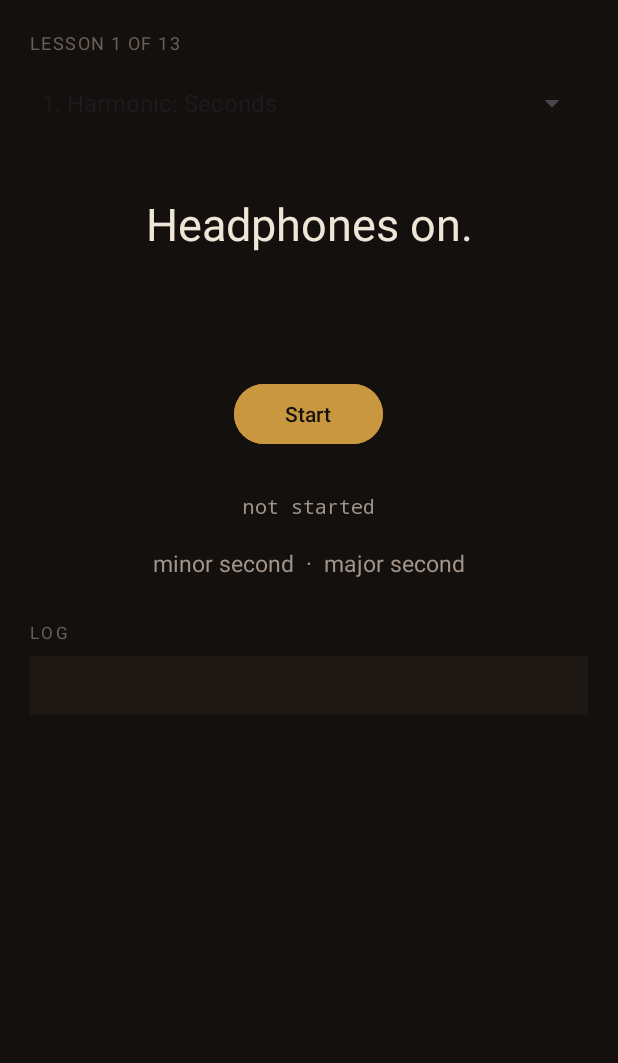
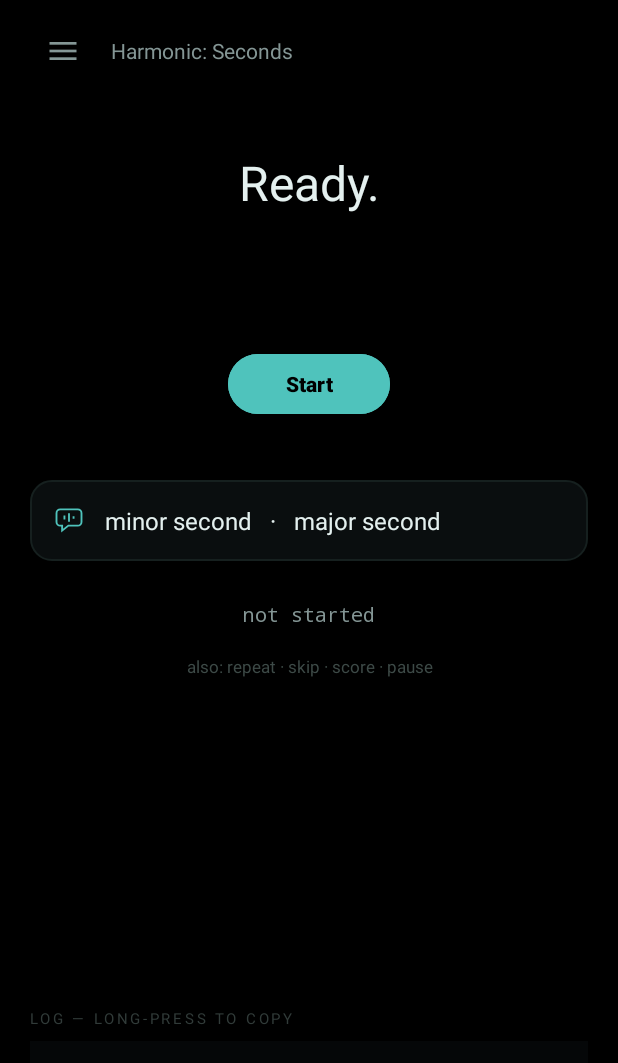
Before and after one commit to naikamit/KiteCast, an Android app: the screen it shows after launch (MainActivity), after a tap on "Start", on a phone screen of 412 x 824 dp. Shown: the top 1063 px of the screen. Run offline under Robolectric (Android 15) with nearby library versions, the phone set to English and light mode, and no system bars; 1 statement that could not run was skipped; 2 other taps on this screen came first.

Commit message:
Rework the Android interface around what you can say
Exercise selection moves into a left drawer, and nothing starts until one is
picked. There is no sensible default lesson, and quietly beginning on the first
one made the choice invisible — the app now opens with the drawer out and the
Start button dimmed.

The vocabulary for the current exercise becomes the primary affordance: a
panel, marked with a speech icon, showing exactly what you can say. In a voice
app that is the interface, so it is no longer a faint line of grey text below
the score. The control words are demoted to the quiet line they should have
been — available, not advertised.

The log keeps its place but gains 220dp of deliberate dead space above it, so
someone handed the phone to try this sees the app rather than a debug panel
above the fold.

Palette moves to true black with a calm aqua. On an OLED panel an unlit pixel
costs no power and reads as depth rather than as a dark grey card, which suits
something used in the dark with headphones on.

Fixes a cold-start bug in the process: the service is not bound until after the
first tap, so that tap would have done nothing and the drill would only have
begun on the second.

Co-Authored-By: Claude Opus 5 <noreply@anthropic.com>
Claude-Session: https://claude.ai/code/session_01WRp53tVU37CCWyn41udu6E

```diff
--- a/android/app/build.gradle.kts
+++ b/android/app/build.gradle.kts
@@ -42,6 +42,7 @@ android {
 dependencies {
     implementation("androidx.core:core-ktx:1.13.1")
     implementation("androidx.appcompat:appcompat:1.7.0")
+    implementation("androidx.drawerlayout:drawerlayout:1.2.0")
     implementation("com.google.android.material:material:1.12.0")
     implementation("androidx.media:media:1.7.0")
     implementation("org.jetbrains.kotlinx:kotlinx-coroutines-android:1.8.1")
--- a/android/app/src/main/java/com/millsandgoon/ear/MainActivity.kt
+++ b/android/app/src/main/java/com/millsandgoon/ear/MainActivity.kt
@@ -10,11 +10,13 @@ import android.os.Build
 import android.os.Bundle
 import android.os.IBinder
 import android.view.View
-import android.widget.AdapterView
+import android.view.ViewGroup
 import android.widget.ArrayAdapter
+import android.widget.TextView
 import androidx.activity.result.contract.ActivityResultContracts
 import androidx.appcompat.app.AppCompatActivity
 import androidx.core.content.ContextCompat
+import androidx.core.view.GravityCompat
 import com.millsandgoon.ear.databinding.ActivityMainBinding
 
 class MainActivity : AppCompatActivity(), EarService.Observer {
@@ -22,14 +24,24 @@ class MainActivity : AppCompatActivity(), EarService.Observer {
     private lateinit var ui: ActivityMainBinding
     private var service: EarService? = null
     private var bound = false
-    private var startWhenReady = false
+
+    /** Nothing starts until an exercise is picked — there is no sensible default. */
+    private var chosen = false
+    private var chosenIndex = -1
+    private var startWhenBound = false
 
     private val connection = object : ServiceConnection {
         override fun onServiceConnected(name: ComponentName?, b: IBinder?) {
             service = (b as EarService.LocalBinder).service
             service?.observer = this@MainActivity
             bound = true
-            if (startWhenReady) { startWhenReady = false; service?.toggle() }
+            // A cold start binds only after the first tap, so the tap that
+            // launched the service is what actually begins the drill.
+            if (startWhenBound) {
+                startWhenBound = false
+                if (chosen) service?.setLesson(LESSONS[chosenIndex])
+                service?.toggle()
+            }
         }
         override fun onServiceDisconnected(name: ComponentName?) {
             service?.observer = null; service = null; bound = false
@@ -48,31 +60,58 @@ class MainActivity : AppCompatActivity(), EarService.Observer {
         ui = ActivityMainBinding.inflate(layoutInflater)
         setContentView(ui.root)
 
-        ui.lessonPicker.adapter = ArrayAdapter(
-            this, android.R.layout.simple_spinner_dropdown_item,
-            LESSONS.map { "${it.n}. ${it.title}" })
-        ui.lessonPicker.onItemSelectedListener = object : AdapterView.OnItemSelectedListener {
-            override fun onItemSelected(p: AdapterView<*>?, v: View?, pos: Int, id: Long) {
-                service?.setLesson(LESSONS[pos])
+        ui.lessonList.adapter = object : ArrayAdapter<String>(
+            this, R.layout.item_lesson, LESSONS.map { "${it.n}.   ${it.title}" }
+        ) {
+            override fun getView(pos: Int, convert: View?, parent: ViewGroup): View {
+                val v = super.getView(pos, convert, parent) as TextView
+                val on = pos == chosenIndex
+                v.setTextColor(ContextCompat.getColor(
+                    this@MainActivity, if (on) R.color.aqua else R.color.ink_dim))
+                return v
             }
-            override fun onNothingSelected(p: AdapterView<*>?) {}
         }
+        ui.lessonList.setOnItemClickListener { _, _, pos, _ -> choose(pos) }
+
+        ui.menu.setOnClickListener { ui.drawer.openDrawer(GravityCompat.START) }
 
         ui.transport.setOnClickListener {
-            if (service == null) { startWhenReady = true; requestThenStart() }
-            else if (!service!!.running) requestThenStart()
-            else service?.toggle()
+            if (!chosen) { openExercises(); return@setOnClickListener }
+            val s = service
+            if (s == null || !s.running) requestThenStart() else s.toggle()
         }
 
         ui.log.setOnLongClickListener {
-            val text = service?.logText().orEmpty()
             val cb = getSystemService(Context.CLIPBOARD_SERVICE) as android.content.ClipboardManager
-            cb.setPrimaryClip(android.content.ClipData.newPlainText("ear log", text))
+            cb.setPrimaryClip(android.content.ClipData.newPlainText("ear log", service?.logText().orEmpty()))
             ui.heard.text = "log copied"
             true
         }
 
-        onLesson(LESSONS[0])
+        openExercises()
+    }
+
+    private fun openExercises() {
+        ui.drawer.openDrawer(GravityCompat.START)
+        ui.status.text = "Pick an exercise to begin."
+        ui.transport.alpha = 0.45f
+    }
+
+    private fun choose(pos: Int) {
+        chosen = true
+        chosenIndex = pos
+        (ui.lessonList.adapter as ArrayAdapter<*>).notifyDataSetChanged()
+        ui.drawer.closeDrawer(GravityCompat.START)
+        ui.transport.alpha = 1f
+        val lesson = LESSONS[pos]
+        showLesson(lesson)
+        ui.status.text = "Ready."
+        service?.setLesson(lesson)
+    }
+
+    private fun showLesson(lesson: Lesson) {
+        ui.lessonTitle.text = lesson.title
+        ui.vocab.text = lesson.set.joinToString("   ·   ") { INTERVALS.getValue(it).display }
     }
 
     private fun requestThenStart() {
@@ -88,8 +127,14 @@ class MainActivity : AppCompatActivity(), EarService.Observer {
     private fun launchService() {
         val intent = Intent(this, EarService::class.java)
         ContextCompat.startForegroundService(this, intent)
-        if (!bound) bindService(intent, connection, Context.BIND_AUTO_CREATE)
-        else service?.toggle()
+        val s = service
+        if (s == null) {
+            startWhenBound = true
+            if (!bound) bindService(intent, connection, Context.BIND_AUTO_CREATE)
+        } else {
+            if (chosen) s.setLesson(LESSONS[chosenIndex])
+            s.toggle()
+        }
     }
 
     override fun onStart() {
@@ -99,8 +144,7 @@ class MainActivity : AppCompatActivity(), EarService.Observer {
 
     override fun onStop() {
         super.onStop()
-        // The service keeps running with the screen off — that is the point —
-        // so only the view connection goes away.
+        // The service keeps running with the screen off — that is the point.
         service?.observer = null
         if (bound) { try { unbindService(connection) } catch (_: Exception) {}; bound = false }
     }
@@ -110,8 +154,8 @@ class MainActivity : AppCompatActivity(), EarService.Observer {
     override fun onStatus(text: String, tone: Int) = runOnUiThread {
         ui.status.text = text
         ui.status.setTextColor(ContextCompat.getColor(this, when (tone) {
-            EarService.TONE_OK -> R.color.patina
-            EarService.TONE_BAD -> R.color.felt
+            EarService.TONE_OK -> R.color.ok
+            EarService.TONE_BAD -> R.color.bad
             else -> R.color.ink
         }))
     }
@@ -122,16 +166,13 @@ class MainActivity : AppCompatActivity(), EarService.Observer {
     override fun onTransport(label: String) = runOnUiThread { ui.transport.text = label }
 
     override fun onLog(line: String) = runOnUiThread {
-        val existing = ui.log.text.toString()
-        val lines = (existing + "\n" + line).trim().lines()
+        val lines = (ui.log.text.toString() + "\n" + line).trim().lines()
         ui.log.text = lines.takeLast(60).joinToString("\n")
     }
 
     override fun onLesson(lesson: Lesson) = runOnUiThread {
-        ui.lessonNum.text = "LESSON ${lesson.n} OF ${LESSONS.size}"
-        ui.vocab.text = lesson.set.joinToString("  ·  ") { INTERVALS.getValue(it).display }
-        if (ui.lessonPicker.selectedItemPosition != lesson.n - 1) {
-            ui.lessonPicker.setSelection(lesson.n - 1)
-        }
+        // Until an exercise is picked the header keeps asking for one, rather
+        // than quietly showing whatever the service happens to default to.
+        if (chosen) showLesson(lesson)
     }
 }
--- /dev/null
+++ b/android/app/src/main/res/drawable/bg_sayable.xml
@@ -0,0 +1,6 @@
+<?xml version="1.0" encoding="utf-8"?>
+<shape xmlns:android="http://schemas.android.com/apk/res/android" android:shape="rectangle">
+    <solid android:color="@color/raise" />
+    <stroke android:width="1dp" android:color="@color/line" />
+    <corners android:radius="14dp" />
+</shape>
--- /dev/null
+++ b/android/app/src/main/res/drawable/ic_menu.xml
@@ -0,0 +1,8 @@
+<vector xmlns:android="http://schemas.android.com/apk/res/android"
+    android:width="24dp" android:height="24dp"
+    android:viewportWidth="24" android:viewportHeight="24"
+    android:tint="@color/ink_dim">
+    <path android:fillColor="#FFFFFF" android:pathData="M3,6h18v1.8h-18z" />
+    <path android:fillColor="#FFFFFF" android:pathData="M3,11.1h18v1.8h-18z" />
+    <path android:fillColor="#FFFFFF" android:pathData="M3,16.2h18v1.8h-18z" />
+</vector>
--- /dev/null
+++ b/android/app/src/main/res/drawable/ic_speak.xml
@@ -0,0 +1,11 @@
+<vector xmlns:android="http://schemas.android.com/apk/res/android"
+    android:width="20dp" android:height="20dp"
+    android:viewportWidth="24" android:viewportHeight="24">
+    <!-- a speech balloon with a waveform inside: say this out loud -->
+    <path
+        android:pathData="M5,3.5 h14 a3,3 0 0 1 3,3 v7 a3,3 0 0 1 -3,3 h-7.5 l-5,4 v-4 h-1.5 a3,3 0 0 1 -3,-3 v-7 a3,3 0 0 1 3,-3 z"
+        android:strokeColor="@color/aqua" android:strokeWidth="1.5" android:fillColor="#00000000" />
+    <path android:fillColor="@color/aqua" android:pathData="M7.6,8.4h1.5v3.2h-1.5z" />
+    <path android:fillColor="@color/aqua" android:pathData="M11.25,6.6h1.5v6.8h-1.5z" />
+    <path android:fillColor="@color/aqua" android:pathData="M14.9,9.0h1.5v2h-1.5z" />
+</vector>
--- a/android/app/src/main/res/layout/activity_main.xml
+++ b/android/app/src/main/res/layout/activity_main.xml
@@ -1,50 +1,70 @@
 <?xml version="1.0" encoding="utf-8"?>
-<ScrollView xmlns:android="http://schemas.android.com/apk/res/android"
+<androidx.drawerlayout.widget.DrawerLayout
+    xmlns:android="http://schemas.android.com/apk/res/android"
+    android:id="@+id/drawer"
     android:layout_width="match_parent"
     android:layout_height="match_parent"
     android:background="@color/ground"
-    android:fillViewport="true"
     android:fitsSystemWindows="true">
+
+    <!-- ===== the app ===== -->
+    <ScrollView
+        android:layout_width="match_parent"
+        android:layout_height="match_parent"
+        android:fillViewport="true">
 
         <LinearLayout
             android:layout_width="match_parent"
             android:layout_height="wrap_content"
             android:orientation="vertical"
-        android:padding="20dp">
+            android:paddingStart="20dp"
+            android:paddingEnd="20dp"
+            android:paddingTop="12dp"
+            android:paddingBottom="40dp">
+
+            <LinearLayout
+                android:layout_width="match_parent"
+                android:layout_height="wrap_content"
+                android:orientation="horizontal"
+                android:gravity="center_vertical">
+
+                <ImageButton
+                    android:id="@+id/menu"
+                    android:layout_width="44dp"
+                    android:layout_height="44dp"
+                    android:background="?android:attr/selectableItemBackgroundBorderless"
+                    android:contentDescription="Exercises"
+                    android:src="@drawable/ic_menu" />
 
                 <TextView
-            android:id="@+id/lessonNum"
-            android:layout_width="match_parent"
+                    android:id="@+id/lessonTitle"
+                    android:layout_width="0dp"
                     android:layout_height="wrap_content"
-            android:textColor="@color/ink_faint"
-            android:textSize="12sp"
-            android:letterSpacing="0.08"
-            android:text="LESSON 1 OF 13" />
+                    android:layout_weight="1"
+                    android:layout_marginStart="10dp"
+                    android:textColor="@color/ink_dim"
+                    android:textSize="14sp"
+                    android:text="Choose an exercise" />
+            </LinearLayout>
 
-        <Spinner
-            android:id="@+id/lessonPicker"
-            android:layout_width="match_parent"
-            android:layout_height="wrap_content"
-            android:layout_marginTop="8dp"
-            android:popupBackground="@color/raise" />
-
+            <!-- the one thing you can catch without looking -->
             <TextView
                 android:id="@+id/status"
                 android:layout_width="match_parent"
                 android:layout_height="wrap_content"
-            android:layout_marginTop="36dp"
+                android:layout_marginTop="44dp"
                 android:gravity="center"
                 android:textColor="@color/ink"
-            android:textSize="30sp"
+                android:textSize="32sp"
                 android:text="Headphones on." />
 
             <TextView
                 android:id="@+id/heard"
                 android:layout_width="match_parent"
                 android:layout_height="wrap_content"
-            android:layout_marginTop="14dp"
+                android:layout_marginTop="16dp"
                 android:gravity="center"
-            android:textColor="@color/brass"
+                android:textColor="@color/aqua"
                 android:textSize="14sp"
                 android:fontFamily="monospace" />
 
@@ -63,41 +83,79 @@
                 android:layout_width="wrap_content"
                 android:layout_height="wrap_content"
                 android:layout_gravity="center"
-            android:layout_marginTop="28dp"
-            android:paddingStart="34dp"
-            android:paddingEnd="34dp"
-            android:backgroundTint="@color/brass"
+                android:layout_marginTop="32dp"
+                android:paddingStart="38dp"
+                android:paddingEnd="38dp"
+                android:backgroundTint="@color/aqua"
                 android:textColor="@color/ground"
+                android:textStyle="bold"
                 android:text="Start" />
+
+            <!-- what you can say: the primary affordance in a voice app -->
+            <LinearLayout
+                android:id="@+id/sayable"
+                android:layout_width="match_parent"
+                android:layout_height="wrap_content"
+                android:layout_marginTop="40dp"
+                android:orientation="horizontal"
+                android:gravity="center_vertical"
+                android:background="@drawable/bg_sayable"
+                android:padding="16dp">
+
+                <ImageView
+                    android:layout_width="20dp"
+                    android:layout_height="20dp"
+                    android:layout_marginEnd="14dp"
+                    android:contentDescription="Say one of these"
+                    android:src="@drawable/ic_speak" />
+
+                <TextView
+                    android:id="@+id/vocab"
+                    android:layout_width="0dp"
+                    android:layout_height="wrap_content"
+                    android:layout_weight="1"
+                    android:textColor="@color/ink"
+                    android:textSize="16sp"
+                    android:lineSpacingExtra="4dp" />
+            </LinearLayout>
 
             <TextView
                 android:id="@+id/tally"
                 android:layout_width="match_parent"
                 android:layout_height="wrap_content"
-            android:layout_marginTop="28dp"
+                android:layout_marginTop="26dp"
                 android:gravity="center"
                 android:textColor="@color/ink_dim"
                 android:textSize="13sp"
                 android:fontFamily="monospace"
                 android:text="not started" />
 
+            <!-- commands are secondary: available, not advertised -->
             <TextView
-            android:id="@+id/vocab"
+                android:id="@+id/commands"
                 android:layout_width="match_parent"
                 android:layout_height="wrap_content"
                 android:layout_marginTop="18dp"
                 android:gravity="center"
-            android:textColor="@color/ink_dim"
-            android:textSize="15sp" />
+                android:textColor="@color/ink_faint"
+                android:textSize="11sp"
+                android:alpha="0.75"
+                android:text="also: repeat · skip · score · pause" />
+
+            <!-- Deliberate dead space. The log is for me, not for someone
+                 being handed the phone to try; it stays below the fold. -->
+            <Space
+                android:layout_width="match_parent"
+                android:layout_height="220dp" />
 
             <TextView
                 android:layout_width="match_parent"
                 android:layout_height="wrap_content"
-            android:layout_marginTop="28dp"
                 android:textColor="@color/ink_faint"
-            android:textSize="11sp"
-            android:letterSpacing="0.16"
-            android:text="LOG" />
+                android:textSize="10sp"
+                android:letterSpacing="0.18"
+                android:alpha="0.6"
+                android:text="LOG — LONG-PRESS TO COPY" />
 
             <TextView
                 android:id="@+id/log"
@@ -105,11 +163,41 @@
                 android:layout_height="wrap_content"
                 android:layout_marginTop="8dp"
                 android:padding="12dp"
-            android:background="@color/raise"
-            android:textColor="@color/ink_dim"
-            android:textSize="11sp"
+                android:background="@color/sunk"
+                android:textColor="@color/ink_faint"
+                android:textSize="10sp"
                 android:fontFamily="monospace"
                 android:textIsSelectable="true" />
-
         </LinearLayout>
     </ScrollView>
+
+    <!-- ===== exercises ===== -->
+    <LinearLayout
+        android:layout_width="300dp"
+        android:layout_height="match_parent"
+        android:layout_gravity="start"
+        android:orientation="vertical"
+        android:background="@color/raise"
+        android:fitsSystemWindows="true">
+
+        <TextView
+            android:layout_width="match_parent"
+            android:layout_height="wrap_content"
+            android:paddingStart="22dp"
+            android:paddingEnd="22dp"
+            android:paddingTop="26dp"
+            android:paddingBottom="14dp"
+            android:textColor="@color/ink_faint"
+            android:textSize="10sp"
+            android:letterSpacing="0.18"
+            android:text="EXERCISES" />
+
+        <ListView
+            android:id="@+id/lessonList"
+            android:layout_width="match_parent"
+            android:layout_height="match_parent"
+            android:divider="@color/line_soft"
+            android:dividerHeight="1dp" />
+    </LinearLayout>
+
+</androidx.drawerlayout.widget.DrawerLayout>
--- /dev/null
+++ b/android/app/src/main/res/layout/item_lesson.xml
@@ -0,0 +1,11 @@
+<?xml version="1.0" encoding="utf-8"?>
+<TextView xmlns:android="http://schemas.android.com/apk/res/android"
+    android:layout_width="match_parent"
+    android:layout_height="wrap_content"
+    android:paddingStart="22dp"
+    android:paddingEnd="22dp"
+    android:paddingTop="15dp"
+    android:paddingBottom="15dp"
+    android:textColor="@color/ink_dim"
+    android:textSize="15sp"
+    android:background="?android:attr/selectableItemBackground" />
--- a/android/app/src/main/res/values/colors.xml
+++ b/android/app/src/main/res/values/colors.xml
@@ -1,12 +1,20 @@
 <resources>
-    <!-- the same palette as the web app: inside a piano case -->
-    <color name="ground">#14100E</color>
-    <color name="raise">#1E1815</color>
-    <color name="line">#2E2521</color>
-    <color name="ink">#F0E6D8</color>
-    <color name="ink_dim">#A1948A</color>
-    <color name="ink_faint">#6B6058</color>
-    <color name="brass">#C9973F</color>
-    <color name="patina">#7FA882</color>
-    <color name="felt">#C4635D</color>
+    <!-- OLED: true black costs no power on an unlit pixel, and on a phone held
+         in the dark it reads as depth rather than as a dark grey card. -->
+    <color name="ground">#000000</color>
+    <color name="raise">#0A0E0F</color>
+    <color name="sunk">#050708</color>
+    <color name="line">#16201F</color>
+    <color name="line_soft">#0E1514</color>
+
+    <color name="ink">#E4F0EF</color>
+    <color name="ink_dim">#849695</color>
+    <color name="ink_faint">#51635F</color>
+
+    <!-- calm aqua: the one bright thing on the page -->
+    <color name="aqua">#4FC3BC</color>
+    <color name="aqua_soft">#2B6E6A</color>
+
+    <color name="ok">#5CCFA6</color>
+    <color name="bad">#E0837A</color>
 </resources>
--- a/android/app/src/main/res/values/themes.xml
+++ b/android/app/src/main/res/values/themes.xml
@@ -2,5 +2,7 @@
     <style name="Theme.Ear" parent="Theme.Material3.DayNight.NoActionBar">
         <item name="android:statusBarColor">@color/ground</item>
         <item name="android:navigationBarColor">@color/ground</item>
+        <item name="android:windowBackground">@color/ground</item>
+        <item name="colorPrimary">@color/aqua</item>
     </style>
 </resources>
```
Lines whose indentation alone changed are shown as unchanged.
